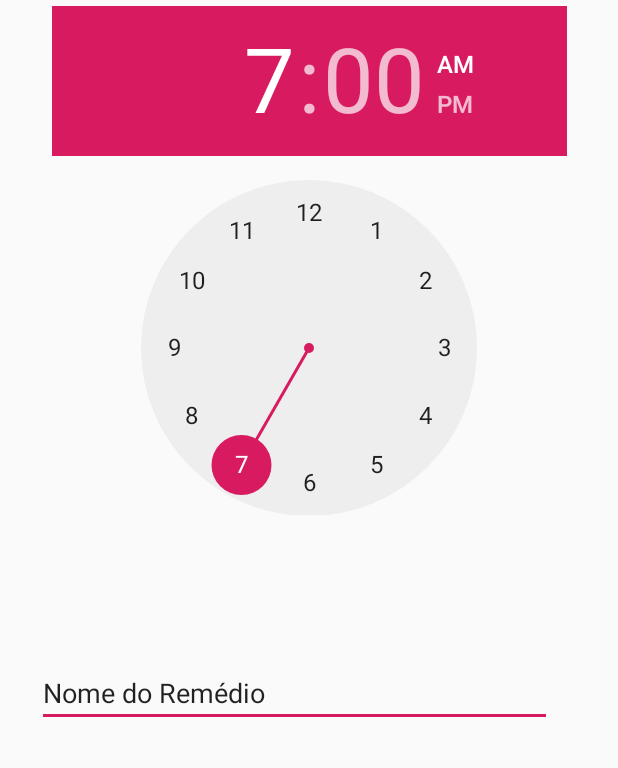
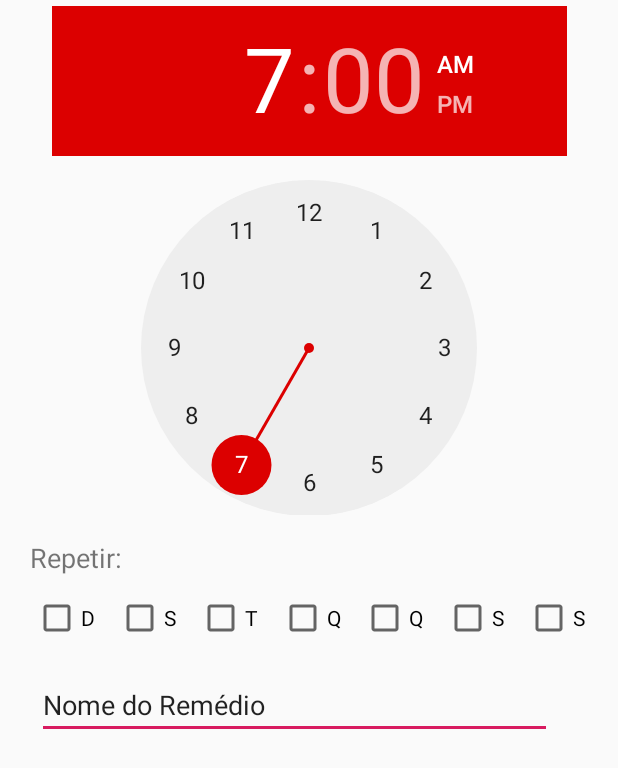
Before and after one commit to vluk4/FSH_APP, an Android app: the layout activity_alarm.xml on its own in the app's theme, with its tools: preview values and no code run, on a phone screen of 412 x 824 dp. Shown: the top 768 px of the screen. Run offline under Robolectric (Android 15) with nearby library versions, the phone set to English and light mode, and no system bars.

Commit message:
Create Project

```diff
--- a/app/src/main/res/layout/activity_alarm.xml
+++ b/app/src/main/res/layout/activity_alarm.xml
@@ -1,12 +1,117 @@
 <?xml version="1.0" encoding="utf-8"?>
-<android.support.constraint.ConstraintLayout
-    xmlns:android="http://schemas.android.com/apk/res/android"
+<android.support.constraint.ConstraintLayout xmlns:android="http://schemas.android.com/apk/res/android"
     xmlns:app="http://schemas.android.com/apk/res-auto"
     xmlns:tools="http://schemas.android.com/tools"
     android:layout_width="match_parent"
     android:layout_height="match_parent">
 
+
+    <TextView
+        android:layout_width="100dp"
+        android:layout_height="30dp"
+        android:layout_marginStart="20dp"
+        android:layout_marginLeft="20dp"
+        android:layout_marginTop="16dp"
+        android:text="Repetir:"
+        android:textSize="18dp"
+        app:layout_constraintStart_toStartOf="parent"
+        app:layout_constraintTop_toBottomOf="@+id/timePicker" />
+
+    <CheckBox
+        android:id="@+id/checkBox7"
+        android:layout_width="wrap_content"
+        android:layout_height="wrap_content"
+        android:text="S"
+        app:layout_constraintBottom_toBottomOf="@+id/checkBox15"
+        app:layout_constraintEnd_toStartOf="@+id/checkBox8"
+        app:layout_constraintHorizontal_bias="0.5"
+        app:layout_constraintStart_toEndOf="@+id/checkBox15"
+        app:layout_constraintTop_toTopOf="@+id/checkBox15"
+        app:layout_constraintVertical_bias="0.0" />
+
+    <CheckBox
+        android:id="@+id/checkBox8"
+        android:layout_width="wrap_content"
+        android:layout_height="wrap_content"
+        android:text="T"
+        app:layout_constraintBottom_toBottomOf="@+id/checkBox7"
+        app:layout_constraintEnd_toStartOf="@+id/checkBox9"
+        app:layout_constraintHorizontal_bias="0.5"
+        app:layout_constraintStart_toEndOf="@+id/checkBox7"
+        app:layout_constraintTop_toTopOf="@+id/checkBox7"
+        app:layout_constraintVertical_bias="1.0" />
+
+    <CheckBox
+        android:id="@+id/checkBox9"
+        android:layout_width="wrap_content"
+        android:layout_height="wrap_content"
+        android:text="Q"
+        app:layout_constraintBottom_toBottomOf="@+id/checkBox8"
+        app:layout_constraintEnd_toStartOf="@+id/checkBox10"
+        app:layout_constraintHorizontal_bias="0.5"
+        app:layout_constraintStart_toEndOf="@+id/checkBox8"
+        app:layout_constraintTop_toTopOf="@+id/checkBox8"
+        app:layout_constraintVertical_bias="1.0" />
+
+    <CheckBox
+        android:id="@+id/checkBox10"
+        android:layout_width="wrap_content"
+        android:layout_height="wrap_content"
+        android:text="Q"
+        app:layout_constraintBottom_toBottomOf="@+id/checkBox9"
+        app:layout_constraintEnd_toStartOf="@+id/checkBox11"
+        app:layout_constraintHorizontal_bias="0.5"
+        app:layout_constraintStart_toEndOf="@+id/checkBox9"
+        app:layout_constraintTop_toTopOf="@+id/checkBox9"
+        app:layout_constraintVertical_bias="0.0" />
+
+    <CheckBox
+        android:id="@+id/checkBox11"
+        android:layout_width="wrap_content"
+        android:layout_height="wrap_content"
+        android:text="S"
+        app:layout_constraintBottom_toBottomOf="@+id/checkBox10"
+        app:layout_constraintEnd_toStartOf="@+id/checkBox12"
+        app:layout_constraintHorizontal_bias="0.5"
+        app:layout_constraintStart_toEndOf="@+id/checkBox10"
+        app:layout_constraintTop_toTopOf="@+id/checkBox10"
+        app:layout_constraintVertical_bias="0.0" />
+
+    <CheckBox
+        android:id="@+id/checkBox12"
+        android:layout_width="wrap_content"
+        android:layout_height="wrap_content"
+        android:layout_marginEnd="8dp"
+        android:layout_marginRight="8dp"
+        android:text="S"
+        app:layout_constraintBottom_toBottomOf="@+id/checkBox11"
+        app:layout_constraintEnd_toEndOf="parent"
+        app:layout_constraintHorizontal_bias="0.5"
+        app:layout_constraintStart_toEndOf="@+id/checkBox11"
+        app:layout_constraintTop_toTopOf="@+id/checkBox11"
+        app:layout_constraintVertical_bias="0.0" />
+
+    <CheckBox
+        android:id="@+id/checkBox15"
+        android:layout_width="wrap_content"
+        android:layout_height="wrap_content"
+        android:layout_marginStart="8dp"
+        android:layout_marginLeft="8dp"
+        android:layout_marginBottom="8dp"
+        android:text="D"
+        app:layout_constraintBottom_toTopOf="@+id/editText"
+        app:layout_constraintEnd_toStartOf="@+id/checkBox7"
+        app:layout_constraintHorizontal_bias="0.5"
+        app:layout_constraintStart_toStartOf="parent"
+        app:layout_constraintTop_toBottomOf="@+id/timePicker"
+        app:layout_constraintVertical_bias="0.821" />
+
     <TimePicker
+        android:numbersSelectorColor="#dc0000"
+        android:amPmBackgroundColor="#dc0000"
+        android:numbersInnerTextColor="#dc0000"
+        android:backgroundTint="#dc0000"
+        android:headerBackground="#dc0000"
         android:id="@+id/timePicker"
         android:layout_width="343dp"
         android:layout_height="339dp"
@@ -26,7 +131,7 @@
         android:layout_height="wrap_content"
         android:layout_marginStart="8dp"
         android:layout_marginLeft="8dp"
-        android:layout_marginTop="96dp"
+        android:layout_marginTop="104dp"
         android:layout_marginEnd="8dp"
         android:layout_marginRight="8dp"
         android:ems="10"
--- a/app/src/main/res/layout/activity_lista_medicamentos.xml
+++ /dev/null
@@ -1,27 +0,0 @@
-<?xml version="1.0" encoding="utf-8"?>
-<RelativeLayout
-    xmlns:android="http://schemas.android.com/apk/res/android"
-    android:id="@+id/activity_lista_medicamentos"
-    android:layout_width="match_parent"
-    android:layout_height="match_parent"
-    android:orientation="vertical">
-
-    <ListView
-        android:id="@+id/lista_medicamentos"
-        android:layout_width="match_parent"
-        android:layout_height="wrap_content" />
-
-    <Button
-        android:id="@+id/novo_medicamento"
-        android:layout_width="56dp"
-        android:layout_height="56dp"
-        android:elevation="6dp"
-        android:layout_alignParentBottom="true"
-        android:layout_alignParentRight="true"
-        android:layout_marginBottom="16dp"
-        android:layout_marginRight="16dp"
-        android:background="@drawable/add"
-        android:stateListAnimator="@null"
-        android:layout_alignParentEnd="true"
-        android:layout_marginEnd="16dp" />
-</RelativeLayout>
```
